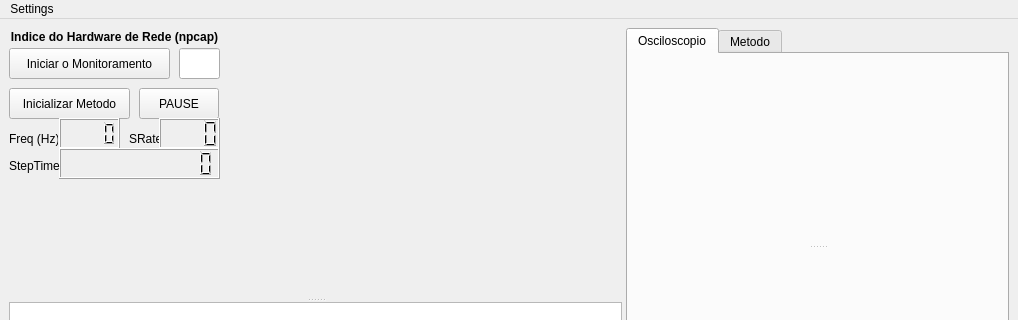
Qt form mainwindow.ui (aldairwontroba/appDoutorado) before a commit; both pictures show x 0 to 1018 and y 0 to 320 of the 1018 by 658 pixel window.
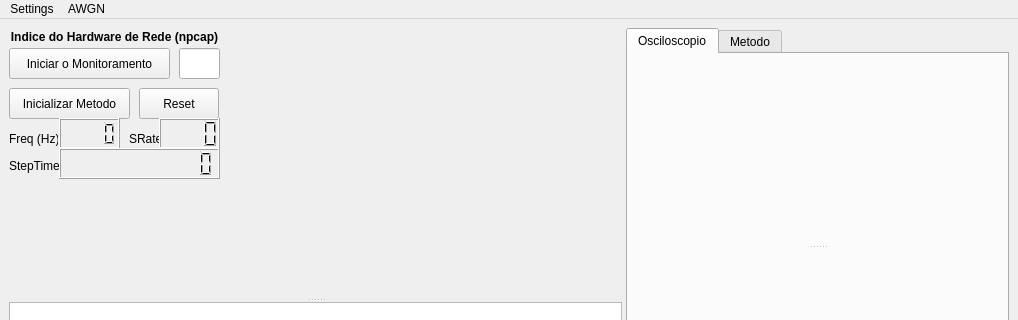
The same form after that commit. Custom widgets are drawn as their Qt base class.

```diff
--- a/mainwindow.ui
+++ b/mainwindow.ui
@@ -82,7 +82,7 @@
              </rect>
             </property>
             <property name="text">
-             <string>PAUSE</string>
+             <string>Reset</string>
             </property>
            </widget>
            <widget class="QLineEdit" name="lineEdit">
@@ -317,7 +317,16 @@
     <addaction name="separator"/>
     <addaction name="actionSet_svID"/>
    </widget>
+   <widget class="QMenu" name="menuAWGN">
+    <property name="title">
+     <string>AWGN</string>
+    </property>
+    <addaction name="actionSNR"/>
+    <addaction name="actionget_desault"/>
+    <addaction name="actionRuido"/>
+   </widget>
    <addaction name="menuSettings"/>
+   <addaction name="menuAWGN"/>
   </widget>
   <action name="actioninit">
    <property name="text">
```
Left out of the diff: 18 changed lines with no effect on the pictures.
